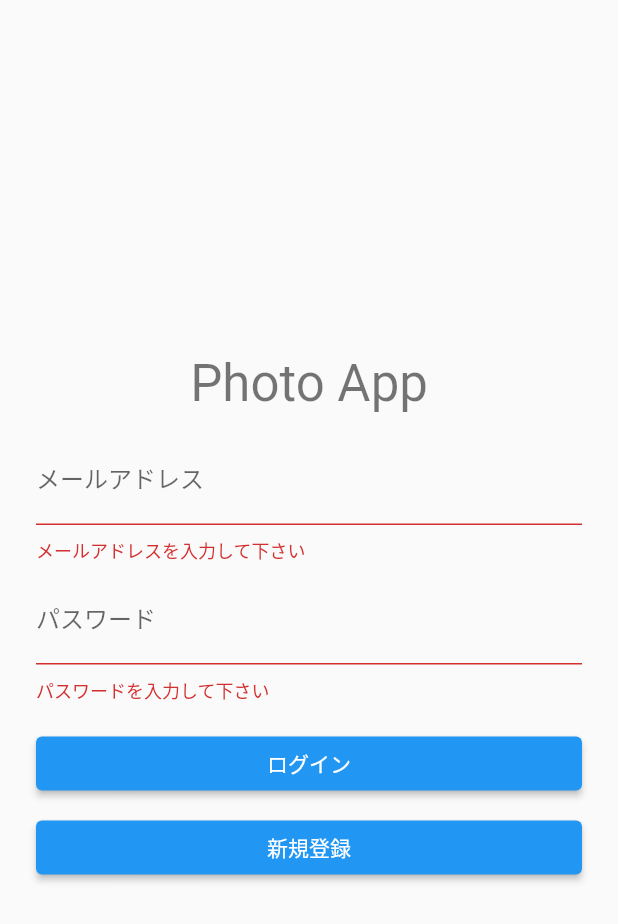
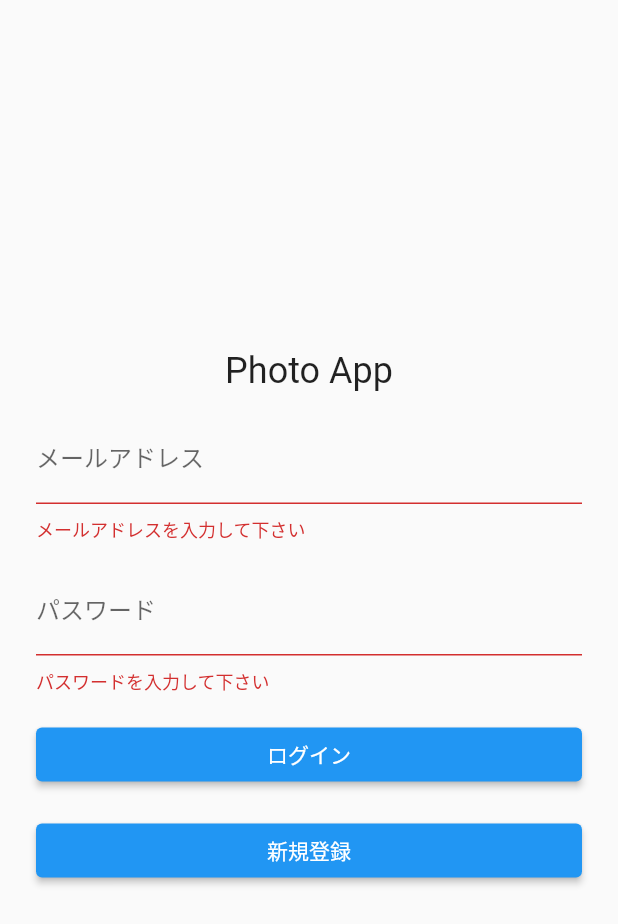
Before and after one commit to ayukin/photo_app, a Flutter app: the screen it shows once a user with an empty profile is signed in, after a tap on the "exit to app" icon, after a tap on "ログイン", after a tap on "新規登録", on a phone screen of 412 x 824 dp. Shown: the top 924 px of the screen. Run offline on Flutter 3.47's test engine with Material 2 defaults, Android fonts, the phone set to English and light mode, and no system bars; our stand-ins replace cloud_firestore, file_picker, firebase_auth, firebase_core, firebase_storage, flutter_riverpod and 1 more; accounts and stored records are empty.

Commit message:
追加修正

```diff
--- a/lib/photo_list_screen.dart
+++ b/lib/photo_list_screen.dart
@@ -20,22 +20,19 @@ class _PhotoListScreenState extends State<PhotoListScreen> {
 
   @override
   void initState() {
-    super.initState();
-
     _controller = PageController(
+      // Riverpodを使いデータを受け取る
       initialPage: context.read(photoListIndexProvider).state,
     );
 
+    super.initState();
   }
 
   @override
   Widget build(BuildContext context) {
-    // ログインしているユーザーの情報を取得
-    final User user = FirebaseAuth.instance.currentUser!;
-
     return Scaffold(
       appBar: AppBar(
-        title: Text("Photo App"),
+        title: Text('Photo App'),
         actions: [
           // ログアウト用ボタン
           IconButton(
@@ -44,13 +41,15 @@ class _PhotoListScreenState extends State<PhotoListScreen> {
           ),
         ],
       ),
+      // PageViewを使い「全ての画像」と「お気に入り登録した画像」を別ページで表示する
       body: PageView(
         controller: _controller,
+        // ページが切り替わったときの処理
         onPageChanged: (int index) => _onPageChanged(index),
         children: [
           // 「全ての画像」を表示する部分
           Consumer(builder: (context, watch, child) {
-            // 「全ての画像」を表示する部分
+            // 画像データ一覧を受け取る
             final asyncPhotoList = watch(photoListProvider);
             return asyncPhotoList.when(
               data: (List<Photo> photoList) {
@@ -72,7 +71,6 @@ class _PhotoListScreenState extends State<PhotoListScreen> {
               },
             );
           }),
-
           //「お気に入り登録した画像」を表示する部分
           Consumer(builder: (context, watch, child) {
             // 画像データ一覧を受け取る
@@ -99,34 +97,52 @@ class _PhotoListScreenState extends State<PhotoListScreen> {
           }),
         ],
       ),
-
-      // 画像追加ボタン
+      // 画像追加用ボタン
       floatingActionButton: FloatingActionButton(
+        // 画像追加用ボタンをタップしたときの処理
         onPressed: () => _onAddPhoto(),
         child: Icon(Icons.add),
       ),
-
-      // 画面下部のボタン部分
+      // フッター部分
       bottomNavigationBar: Consumer(
         builder: (context, watch, child) {
           // 現在のページを受け取る
           final photoIndex = watch(photoListIndexProvider).state;
 
           return BottomNavigationBar(
+            // BottomNavigationBarItemがタップされたときの処理
+            //   フォトがタップされた場合 >> index == 0
+            //   お気に入りがタップされた場合 >> index == 1
             onTap: (int index) => _onTapBottomNavigationItem(index),
-
+            // 現在表示されているBottomNavigationBarItemのインデックス
+            //   - 0 >> フォト
+            //   - 1 >> お気に入り
+            currentIndex: photoIndex,
             items: [
               BottomNavigationBarItem(
                 icon: Icon(Icons.image),
-                label: "フォト",
+                label: 'フォト',
               ),
               BottomNavigationBarItem(
                 icon: Icon(Icons.favorite),
-                label: "お気に入り",
+                label: 'お気に入り',
               ),
             ],
           );
         },
+      ),
+    );
+  }
+
+  Future<void> _onSignOut() async {
+    // ログアウト処理
+    await FirebaseAuth.instance.signOut();
+
+    // ログアウトに成功したらログイン画面に戻す
+    //   現在の画面は不要になるのでpushReplacementを使う
+    Navigator.of(context).pushReplacement(
+      MaterialPageRoute(
+        builder: (_) => SignInScreen(),
       ),
     );
   }
@@ -137,22 +153,17 @@ class _PhotoListScreenState extends State<PhotoListScreen> {
   }
 
   void _onTapBottomNavigationItem(int index) {
-    // PageViewで表示するWidgetを切り替える
     _controller.animateToPage(
       index,
-      // 表示を切り替えると時にかかる時間（300ミリ秒）
       duration: Duration(milliseconds: 300),
-      // アニメーションの動き方
       curve: Curves.easeIn,
     );
-
     // ページの値を更新する
     context.read(photoListIndexProvider).state = index;
   }
 
   void _onTapPhoto(Photo photo, List<Photo> photoList) {
     final initialIndex = photoList.indexOf(photo);
-
 
     Navigator.of(context).push(
       MaterialPageRoute(
@@ -168,29 +179,13 @@ class _PhotoListScreenState extends State<PhotoListScreen> {
     );
   }
 
-  Future<void> _onSignOut() async {
-    // ログアウト処理
-    await FirebaseAuth.instance.signOut();
-
-    // ログアウトに成功したらログイン画面に戻す
-    // 現在の画面は不要になるのでpushReplacementを使う
-    Navigator.of(context).pushReplacement(
-      MaterialPageRoute(
-        builder: (_) => SignInScreen(),
-      ),
-    );
-    print("ログアウト成功");
-  }
-
   Future<void> _onAddPhoto() async {
-    // 画像ファイルを選択
     final FilePickerResult? result = await FilePicker.platform.pickFiles(
       type: FileType.image,
     );
 
-    // 画像ファイルが選択された場合
     if (result != null) {
-      // ログイン中のユーザー情報を取得
+      // リポジトリ経由でデータを保存する
       final User user = FirebaseAuth.instance.currentUser!;
       final PhotoRepository repository = PhotoRepository(user);
       final File file = File(result.files.single.path!);
@@ -200,72 +195,60 @@ class _PhotoListScreenState extends State<PhotoListScreen> {
 
   Future<void> _onTapFav(Photo photo) async {
     final photoRepository = context.read(photoRepositoryProvider);
-    final togledPhoto = photo.togleIsFavorite();
-    await photoRepository!.updatePhoto(togledPhoto);
+    final toggledPhoto = photo.togleIsFavorite();
+    await photoRepository!.updatePhoto(toggledPhoto);
   }
-
 }
 
+// Widgetを新たに定義し再利用できる
 class PhotoGridView extends StatelessWidget {
-
   const PhotoGridView({
     Key? key,
-    // 引数から画像のURL一覧を受け取る
     required this.photoList,
     required this.onTap,
     required this.onTapFav,
-
   }) : super(key: key);
 
-  // コールバックからタップされた画像のURLを受け渡す
   final List<Photo> photoList;
   final void Function(Photo photo) onTap;
   final void Function(Photo photo) onTapFav;
 
   @override
   Widget build(BuildContext context) {
-
     // GridViewを使いタイル状にWidgetを表示する
     return GridView.count(
-      // １行あたりに表示するWidgetの数
+      // 1行あたりに表示するWidgetの数
       crossAxisCount: 2,
       // Widget間のスペース（上下）
       mainAxisSpacing: 8,
       // Widget間のスペース（左右）
       crossAxisSpacing: 8,
-      // 全体の余白
       padding: const EdgeInsets.all(8),
-
-      // 画像一覧
+      // タイル状に表示するWidget一覧
       children: photoList.map((Photo photo) {
         // Stackを使いWidgetを前後に重ねる
         return Stack(
           children: [
-            SizedBox(
+            Container(
               width: double.infinity,
               height: double.infinity,
-
-              // Widgetをタップ可能にする
               child: InkWell(
                 onTap: () => onTap(photo),
-                // URLを指定して画像を表示
                 child: Image.network(
                   photo.imageURL,
-                  // 画像の表示の仕方を調整できる
-                  // 比率は維持しつつ余白がでないようにするのでcoverを指定
                   fit: BoxFit.cover,
                 ),
               ),
             ),
-
-            // 画像の上のお気に入りアイコンを重ねて表示
-            // Alignment.topRightを指定し右上部分にアイコンを表示
+            // 画像の上にお気に入りアイコンを重ねて表示
+            //   - Alignment.topRightを指定し右上部分にアイコンを表示
             Align(
               alignment: Alignment.topRight,
               child: IconButton(
                 onPressed: () => onTapFav(photo),
                 color: Colors.white,
                 icon: Icon(
+                  // お気に入り登録状況に応じてアイコンを切り替え
                   photo.isFavorite == true
                       ? Icons.favorite
                       : Icons.favorite_border,
--- a/lib/photo_repository.dart
+++ b/lib/photo_repository.dart
@@ -12,62 +12,40 @@ class PhotoRepository {
 
   Stream<List<Photo>> getPhotoList() {
     return FirebaseFirestore.instance
-        .collection("users/${user.uid}/photos")
-        .orderBy("createdAt", descending: true)
+        .collection('users/${user.uid}/photos')
+        .orderBy('createdAt', descending: true)
         .snapshots()
         .map(_queryToPhotoList);
   }
 
   Future<void> addPhoto(File file) async {
     final int timestamp = DateTime.now().microsecondsSinceEpoch;
-    final String name = file.path.split("/").last;
-    final String path = "${timestamp}_$name";
+    final String name = file.path.split('/').last;
+    final String path = '${timestamp}_$name';
     final TaskSnapshot task = await FirebaseStorage.instance
         .ref()
-        .child("users/${user.uid}/photos")
+        .child('users/${user.uid}/photos')
         .child(path)
         .putFile(file);
 
     final String imageURL = await task.ref.getDownloadURL();
     final String imagePath = task.ref.fullPath;
     final Photo photo = Photo(
-        imageURL: imageURL,
-        imagePath: imagePath,
-        isFavorite: false
+      imageURL: imageURL,
+      imagePath: imagePath,
+      isFavorite: false,
     );
 
     await FirebaseFirestore.instance
-        .collection("users/${user.uid}/photos")
+        .collection('users/${user.uid}/photos')
         .doc()
         .set(_photoToMap(photo));
   }
 
-  List<Photo> _queryToPhotoList(QuerySnapshot query) {
-    return query.docs.map((doc) {
-      return Photo(
-        imageURL: doc.get("imageURL"),
-        imagePath: doc.get("imagePath"),
-        isFavorite: doc.get("isFavorite"),
-        createdAt: (doc.get("createdAt") as Timestamp).toDate(),
-      );
-    }).toList();
-  }
-
-  Map<String, dynamic> _photoToMap(Photo photo) {
-    return {
-      "imageURL": photo.imageURL,
-      "imagePath": photo.imagePath,
-      "isFavorite": photo.isFavorite,
-      "createdAt": photo.createdAt == null
-          ? Timestamp.now()
-          : Timestamp.fromDate(photo.createdAt!)
-    };
-  }
-
   Future<void> deletePhoto(Photo photo) async {
-    // CloudFirestoreのデータを削除
+    // Cloud Firestoreのデータを削除
     await FirebaseFirestore.instance
-        .collection("users/${user.uid}/photos")
+        .collection('users/${user.uid}/photos')
         .doc(photo.id)
         .delete();
     // Storageの画像ファイルを削除
@@ -77,9 +55,31 @@ class PhotoRepository {
   Future<void> updatePhoto(Photo photo) async {
     // お気に入り登録状況のデータを更新
     await FirebaseFirestore.instance
-        .collection("users/${user.uid}/photos")
+        .collection('users/${user.uid}/photos')
         .doc(photo.id)
         .update(_photoToMap(photo));
   }
 
+  List<Photo> _queryToPhotoList(QuerySnapshot query) {
+    return query.docs.map((doc) {
+      return Photo(
+        id: doc.id,
+        imageURL: doc.get('imageURL'),
+        imagePath: doc.get('imagePath'),
+        isFavorite: doc.get('isFavorite'),
+        createdAt: (doc.get('createdAt') as Timestamp).toDate(),
+      );
+    }).toList();
+  }
+
+  Map<String, dynamic> _photoToMap(Photo photo) {
+    return {
+      'imageURL': photo.imageURL,
+      'imagePath': photo.imagePath,
+      'isFavorite': photo.isFavorite,
+      'createdAt': photo.createdAt == null
+          ? Timestamp.now()
+          : Timestamp.fromDate(photo.createdAt!)
+    };
+  }
 }
--- a/lib/photo_view_screen.dart
+++ b/lib/photo_view_screen.dart
@@ -80,7 +80,7 @@ class _PhotoViewScreenState extends State<PhotoViewScreen> {
                     Colors.black.withOpacity(0.5),
                     Colors.transparent,
                   ],
-                  stops: [0.0, 0.1],
+                  stops: [0.0, 1.0],
                 ),
               ),
 
--- a/lib/sign_in_screen.dart
+++ b/lib/sign_in_screen.dart
@@ -8,95 +8,84 @@ class SignInScreen extends StatefulWidget {
 }
 
 class _SignInScreenState extends State<SignInScreen> {
-
-  // Formのkeyを指定する場合は<FormState>としてGlobalKeyを定義する
+  // バリデーション処理を行うために必要なもの
   final GlobalKey<FormState> _formKey = GlobalKey<FormState>();
 
-  // メールアドレス用のTextEditingController
-  final TextEditingController _emailController = TextEditingController();
-  // パスワード用のTextEditingController
-  final TextEditingController _passwordController = TextEditingController();
+  // TextFormFieldの入力内容を参照したり制御したりできる
+  late TextEditingController _emailController;
+  late TextEditingController _passwordController;
+
+  @override
+  void initState() {
+    super.initState();
+
+    // 変数を初期化する
+    //   - Widgetが作成された初回のみ動作させたい処理はinitState()に記述する
+    _emailController = TextEditingController();
+    _passwordController = TextEditingController();
+  }
 
   @override
   Widget build(BuildContext context) {
     return Scaffold(
       body: Form(
-        // Formのkeyに指定する
-        key: _formKey,
-
+        key: _formKey, // Formのkeyに指定する
         child: Center(
           child: Padding(
-            padding: const EdgeInsets.symmetric(horizontal: 24),
-            // Columnを使い縦に並べる
+            padding: const EdgeInsets.symmetric(
+              horizontal: 24,
+            ),
             child: Column(
               mainAxisAlignment: MainAxisAlignment.center,
               children: [
                 Text(
-                  "Photo App",
-                  style: Theme.of(context).textTheme.headline4,
+                  'Photo App',
+                  style: TextStyle(fontSize: 24),
                 ),
-
                 SizedBox(height: 16),
-
-                // 入力フォーム（メールアドレス）
                 TextFormField(
                   controller: _emailController,
-                  decoration: InputDecoration(labelText: "メールアドレス"),
+                  decoration: InputDecoration(
+                    labelText: 'メールアドレス',
+                  ),
                   keyboardType: TextInputType.emailAddress,
-
-                  // メールアドレス用のバリデーション
                   validator: (String? value) {
-                    // メールアドレスが入力されていない場合
                     if (value?.isEmpty == true) {
-                      // 問題がある時はメッセージを返す
-                      return "メールアドレスを入力して下さい";
+                      // 問題があるときはメッセージを返す
+                      return 'メールアドレスを入力して下さい';
                     }
-                    // 問題がない時はnullを返す
-                    return null;
-                  },
-
-                ),
-
-                SizedBox(height: 8),
-
-                // 入力フォーム（パスワード）
-                TextFormField(
-                  controller: _passwordController,
-                  decoration: InputDecoration(labelText: "パスワード"),
-                  keyboardType: TextInputType.visiblePassword,
-                  obscureText: true,
-
-                  // パスワード用のバリデーション
-                  validator: (String? value) {
-                    // パスワードが入力されていない場合
-                    if (value?.isEmpty == true) {
-                      // 問題がある時はメッセージを返す
-                      return "パスワードを入力して下さい";
-                    }
-                    // 問題がない時はnullを返す
+                    // 問題ないときはnullを返す
                     return null;
                   },
                 ),
-
                 SizedBox(height: 16),
-
-                SizedBox(
+                TextFormField(
+                  controller: _passwordController,
+                  decoration: InputDecoration(
+                    labelText: 'パスワード',
+                  ),
+                  keyboardType: TextInputType.visiblePassword,
+                  validator: (String? value) {
+                    if (value?.isEmpty == true) {
+                      return 'パスワードを入力して下さい';
+                    }
+                    return null;
+                  },
+                ),
+                SizedBox(height: 16),
+                Container(
                   width: double.infinity,
-                  // ボタン（ログイン）
                   child: ElevatedButton(
-                    onPressed: () => _onSignIn(),
-                    child: Text("ログイン"),
+                    onPressed: () => _onSignIn(context),
+                    child: Text('ログイン'),
                   ),
                 ),
-
-                SizedBox(height: 8),
-
-                SizedBox(
+                SizedBox(height: 16),
+                Container(
                   width: double.infinity,
-                  // ボタン（新規登録）
                   child: ElevatedButton(
-                    onPressed: () => _onSignUp(),
-                    child: Text("新規登録"),
+                    onPressed: () => _onSignUp(context),
+                    child: Text('新規登録'),
                   ),
                 ),
               ],
@@ -107,79 +96,28 @@ class _SignInScreenState extends State<SignInScreen> {
     );
   }
 
-  Future<void> _onSignIn() async {
-
+  Future<void> _onSignIn(BuildContext context) async {
     try {
-      // 入力内容を確認する
       if (_formKey.currentState?.validate() != true) {
-        // エラーメッセージがあるため処理を中断する
         return;
       }
 
-      // 新規登録と同じく入力された内容をもとにログイン処理を行う
       final String email = _emailController.text;
       final String password = _passwordController.text;
-      await FirebaseAuth.instance.signInWithEmailAndPassword(email: email, password: password);
+      await FirebaseAuth.instance
+          .signInWithEmailAndPassword(email: email, password: password);
 
       Navigator.of(context).pushReplacement(
         MaterialPageRoute(
           builder: (_) => PhotoListScreen(),
         ),
       );
-      print("ログイン成功");
     } catch (e) {
-      // 失敗したらエラーメッセージを表示
       await showDialog(
         context: context,
         builder: (context) {
           return AlertDialog(
-            title: Text("エラー"),
-            content: Text(e.toString()),
-          );
-        },
-      );
-    }
-
-    // 画像一覧画面に切り替え
-    Navigator.of(context).pushReplacement(
-      MaterialPageRoute(
-        builder: (_) => PhotoListScreen(),
-      ),
-    );
-  }
-
-  // 内部で非同期処理(Future)を扱っているのでasyncを付ける
-  // この関数自体も非同期処理となるので返り値もFutureとする
-  Future<void> _onSignUp() async {
-
-    try {
-      // 入力内容を確認する
-      if (_formKey.currentState?.validate() != true) {
-        // エラーメッセージがあるため処理を中断する
-        return;
-      }
-
-      // メールアドレス・パスワードで新規登録
-      // TextEditingControllerから入力内容を取得
-      // Authenticationを使った複雑な処理はライブラリがやってくれる
-      final String email = _emailController.text;
-      final String password = _passwordController.text;
-      await FirebaseAuth.instance.createUserWithEmailAndPassword(email: email, password: password);
-
-      // 画像一覧画面に切り替え
-      Navigator.of(context).pushReplacement(
-        MaterialPageRoute(
-          builder: (_) => PhotoListScreen(),
-        ),
-      );
-      print("新規登録成功");
-    } catch (e) {
-      // 失敗したらエラーメッセージを表示
-      await showDialog(
-        context: context,
-        builder: (context) {
-          return AlertDialog(
-            title: Text("エラー"),
+            title: Text('エラー'),
             content: Text(e.toString()),
           );
         },
@@ -187,4 +125,37 @@ class _SignInScreenState extends State<SignInScreen> {
     }
   }
 
+  // 内部で非同期処理(Future)を扱っているのでasyncを付ける
+  //    - この関数自体も非同期処理となるので返り値もFutureとする
+  Future<void> _onSignUp(BuildContext context) async {
+    try {
+      if (_formKey.currentState?.validate() != true) {
+        return;
+      }
+
+      // メールアドレス・パスワードで新規登録
+      //   TextEditingControllerから入力内容を取得
+      //   Authenticationを使った複雑な処理はライブラリがやってくれる
+      final String email = _emailController.text;
+      final String password = _passwordController.text;
+      await FirebaseAuth.instance
+          .createUserWithEmailAndPassword(email: email, password: password);
+
+      Navigator.of(context).pushReplacement(
+        MaterialPageRoute(
+          builder: (_) => PhotoListScreen(),
+        ),
+      );
+    } catch (e) {
+      await showDialog(
+        context: context,
+        builder: (context) {
+          return AlertDialog(
+            title: Text('エラー'),
+            content: Text(e.toString()),
+          );
+        },
+      );
+    }
+  }
 }
```
Also changed, not shown: lib/main.dart (+3 -4 lines), pubspec.lock, 1 other file.
